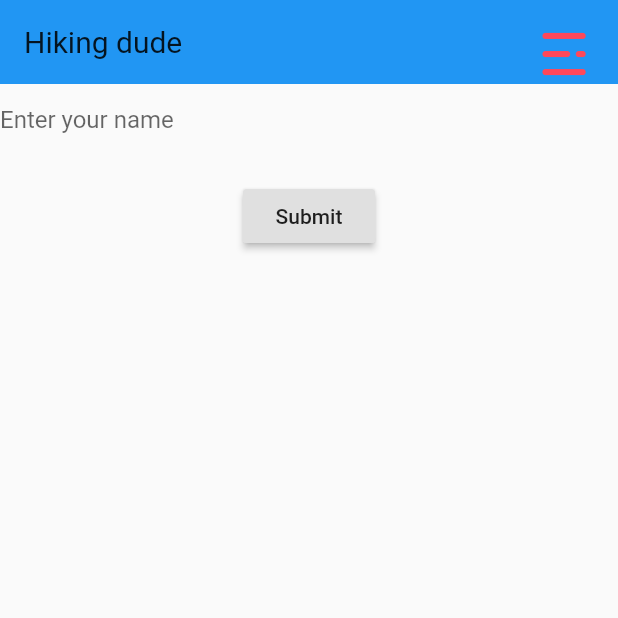
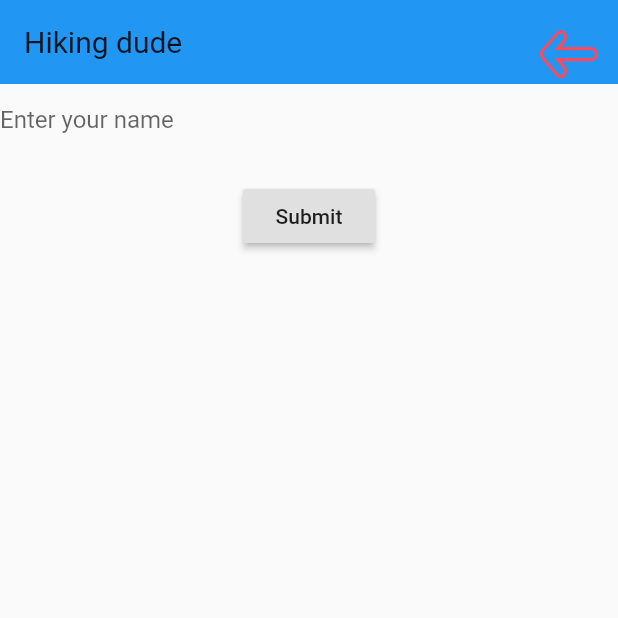
Before and after one commit to yanakanavalik/hiking_dude_mobile, a Flutter app: the LogIn screen opened by its route, on a phone screen of 412 x 824 dp, the top half of it. Run offline on Flutter 3.47's test engine with Material 2 defaults, Android fonts, the phone set to English and light mode, and no system bars; our stand-ins replace firebase_core; accounts and stored records are empty; project files that could hold a hidden picture were left out.

Commit message:
feat: small UI changes

```diff
--- a/lib/assets/icons/my_flutter_app_icons.dart
+++ b/lib/assets/icons/my_flutter_app_icons.dart
@@ -1,3 +1,18 @@
+/// Flutter icons MyFlutterApp
+/// Copyright (C) 2020 by original authors @ fluttericon.com, fontello.com
+/// This font was generated by FlutterIcon.com, which is derived from Fontello.
+///
+/// To use this font, place it in your fonts/ directory and include the
+/// following in your pubspec.yaml
+///
+/// flutter:
+///   fonts:
+///    - family:  MyFlutterApp
+///      fonts:
+///       - asset: fonts/MyFlutterApp.ttf
+///
+///
+///
 import 'package:flutter/widgets.dart';
 
 class MyFlutterApp {
@@ -6,6 +21,5 @@ class MyFlutterApp {
   static const _kFontFam = 'MyFlutterApp';
   static const _kFontPkg = null;
 
-  static const IconData menu =
-      IconData(0xe800, fontFamily: _kFontFam, fontPackage: _kFontPkg);
+  static const IconData arrow_back = IconData(0xe800, fontFamily: _kFontFam, fontPackage: _kFontPkg);
 }
--- a/lib/pages/home/home-page.dart
+++ b/lib/pages/home/home-page.dart
@@ -11,7 +11,7 @@ class Home extends StatelessWidget {
         automaticallyImplyLeading: false,
         actions: <Widget>[
           IconButton(
-            icon: Icon(CustomIcons.MyFlutterApp.menu),
+            icon: Icon(CustomIcons.MyFlutterApp.arrow_back),
             iconSize: 32,
             padding: const EdgeInsets.all(20.0),
             color: Color(0xffFF485A),
--- a/lib/pages/login/login-page.dart
+++ b/lib/pages/login/login-page.dart
@@ -12,7 +12,7 @@ class LogIn extends StatelessWidget {
         automaticallyImplyLeading: false,
         actions: <Widget>[
           IconButton(
-            icon: Icon(CustomIcons.MyFlutterApp.menu),
+            icon: Icon(CustomIcons.MyFlutterApp.arrow_back),
             iconSize: 32,
             padding: const EdgeInsets.all(20.0),
             color: Color(0xffFF485A),
--- a/lib/pages/onboarding/onboarding-page.dart
+++ b/lib/pages/onboarding/onboarding-page.dart
@@ -58,8 +58,8 @@ class OnboardingState extends State<Onboarding> {
                           children: [
                             ButtonRounded(
                                 'SIGN UP', () => print('sign up was tapped')),
-                            ButtonRounded(
-                                'LOGIN', () => print('login was tapped'))
+                            ButtonRounded('LOGIN',
+                                () => Navigator.pushNamed(context, '/login'))
                           ])
                     ])
               ],
```
Also changed, not shown: lib/elements/custom-app-bar.dart (added, +26 -0 lines), fonts/MyFlutterApp.ttf.
